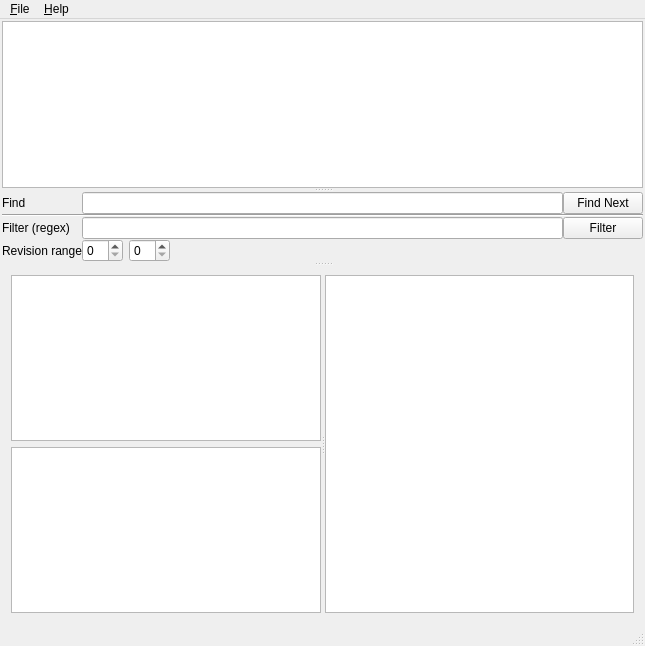
Qt form hgview/qt4/hgview.ui (TyberiusPrime/hgview) before a commit.
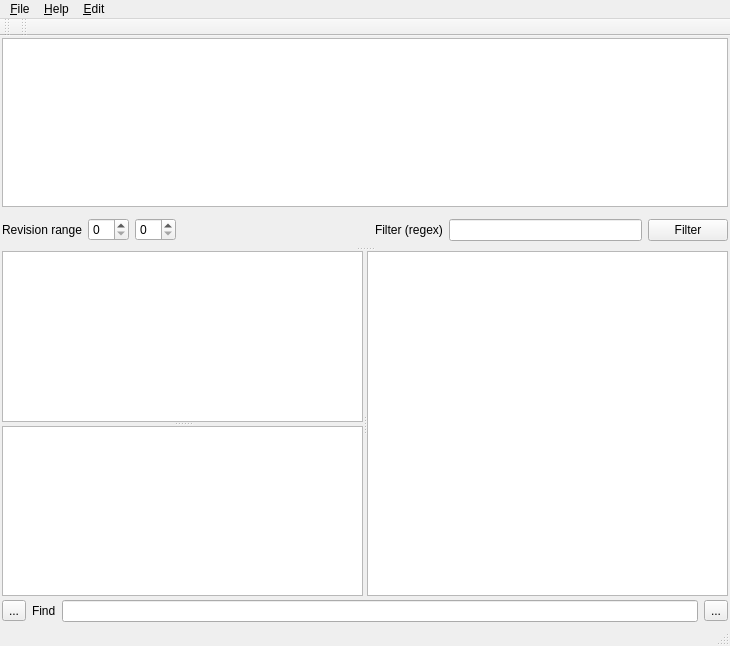
The same form after that commit.

Commit message: several improvements: - make hgview available as a hg command "hg qtview" - make use of hg configuration system for user alias definitions and some other minor configuration - modified the GUI so the "find" system work more or less like in Firefox (a bar at the bottom of the window which is hidden by default, and can be displayed using the "/" key)

```diff
--- a/hgview/qt4/hgview.ui
+++ b/hgview/qt4/hgview.ui
@@ -5,7 +5,7 @@
    <rect>
     <x>0</x>
     <y>0</y>
-    <width>645</width>
+    <width>730</width>
     <height>646</height>
    </rect>
   </property>
@@ -16,45 +16,32 @@
    <property name="geometry" >
     <rect>
      <x>0</x>
-     <y>30</y>
-     <width>645</width>
-     <height>593</height>
+     <y>45</y>
+     <width>730</width>
+     <height>578</height>
     </rect>
    </property>
-   <layout class="QVBoxLayout" >
+   <layout class="QVBoxLayout" name="verticalLayout_3" >
     <property name="spacing" >
-     <number>2</number>
+     <number>4</number>
     </property>
     <property name="margin" >
      <number>2</number>
     </property>
     <item>
-     <widget class="QSplitter" name="splitter" >
+     <widget class="QSplitter" name="splitter_3" >
       <property name="orientation" >
        <enum>Qt::Vertical</enum>
       </property>
-      <widget class="QTableView" name="tableView_revisions" >
-       <property name="frameShape" >
-        <enum>QFrame::StyledPanel</enum>
-       </property>
-      </widget>
-      <widget class="QFrame" name="frame_2" >
-       <property name="frameShape" >
-        <enum>QFrame::NoFrame</enum>
-       </property>
-       <property name="frameShadow" >
-        <enum>QFrame::Sunken</enum>
-       </property>
-       <property name="midLineWidth" >
-        <number>0</number>
-       </property>
-       <layout class="QVBoxLayout" >
-        <property name="spacing" >
-         <number>0</number>
-        </property>
-        <property name="margin" >
-         <number>0</number>
-        </property>
+      <widget class="QWidget" name="" >
+       <layout class="QVBoxLayout" name="verticalLayout_2" >
+        <item>
+         <widget class="QTableView" name="tableView_revisions" >
+          <property name="frameShape" >
+           <enum>QFrame::StyledPanel</enum>
+          </property>
+         </widget>
+        </item>
         <item>
          <widget class="QFrame" name="frame" >
           <property name="sizePolicy" >
@@ -72,90 +59,53 @@
           <property name="lineWidth" >
            <number>0</number>
           </property>
-          <layout class="QGridLayout" >
+          <layout class="QHBoxLayout" name="horizontalLayout_2" >
            <property name="margin" >
             <number>0</number>
            </property>
-           <property name="spacing" >
-            <number>0</number>
-           </property>
-           <item row="3" column="1" >
-            <layout class="QHBoxLayout" >
-             <property name="spacing" >
-              <number>6</number>
-             </property>
-             <property name="margin" >
-              <number>0</number>
-             </property>
-             <item>
-              <widget class="QSpinBox" name="spinbutton_rev_low" />
-             </item>
-             <item>
-              <widget class="QSpinBox" name="spinbutton_rev_high" />
-             </item>
-             <item>
-              <spacer>
-               <property name="orientation" >
-                <enum>Qt::Horizontal</enum>
-               </property>
-               <property name="sizeHint" stdset="0" >
-                <size>
-                 <width>40</width>
-                 <height>20</height>
-                </size>
-               </property>
-              </spacer>
-             </item>
-            </layout>
-           </item>
-           <item row="3" column="0" >
+           <item>
             <widget class="QLabel" name="label_3" >
              <property name="text" >
               <string>Revision range</string>
              </property>
             </widget>
            </item>
-           <item row="0" column="0" >
-            <widget class="QLabel" name="label" >
-             <property name="text" >
-              <string>Find</string>
+           <item>
+            <widget class="QSpinBox" name="spinbutton_rev_low" />
+           </item>
+           <item>
+            <widget class="QSpinBox" name="spinbutton_rev_high" />
+           </item>
+           <item>
+            <spacer>
+             <property name="orientation" >
+              <enum>Qt::Horizontal</enum>
              </property>
-            </widget>
+             <property name="sizeHint" stdset="0" >
+              <size>
+               <width>118</width>
+               <height>34</height>
+              </size>
+             </property>
+            </spacer>
            </item>
-           <item row="2" column="0" >
+           <item>
             <widget class="QLabel" name="label_2" >
              <property name="text" >
               <string>Filter (regex)</string>
              </property>
             </widget>
            </item>
-           <item row="2" column="2" >
+           <item>
+            <widget class="QLineEdit" name="entry_file_filter" />
+           </item>
+           <item>
             <widget class="QPushButton" name="button_filter" >
              <property name="text" >
               <string>Filter</string>
              </property>
             </widget>
            </item>
-           <item row="2" column="1" >
-            <widget class="QLineEdit" name="entry_file_filter" />
-           </item>
-           <item row="0" column="2" >
-            <widget class="QPushButton" name="button_find" >
-             <property name="text" >
-              <string>Find Next</string>
-             </property>
-            </widget>
-           </item>
-           <item row="1" column="0" colspan="3" >
-            <widget class="Line" name="line" >
-             <property name="orientation" >
-              <enum>Qt::Horizontal</enum>
-             </property>
-            </widget>
-           </item>
-           <item row="0" column="1" >
-            <widget class="QLineEdit" name="entry_find" />
-           </item>
           </layout>
          </widget>
         </item>
@@ -174,21 +124,21 @@
        <property name="frameShadow" >
         <enum>QFrame::Plain</enum>
        </property>
-       <layout class="QHBoxLayout" name="horizontalLayout" >
+       <layout class="QVBoxLayout" name="verticalLayout" >
+        <property name="margin" >
+         <number>0</number>
+        </property>
         <item>
          <widget class="QSplitter" name="splitter_2" >
           <property name="orientation" >
            <enum>Qt::Horizontal</enum>
           </property>
-          <widget class="QWidget" name="layoutWidget" >
-           <layout class="QVBoxLayout" name="verticalLayout" >
-            <item>
-             <widget class="QTextBrowser" name="textview_header" />
-            </item>
-            <item>
-             <widget class="QTextBrowser" name="textview_status" />
-            </item>
-           </layout>
+          <widget class="QSplitter" name="splitter" >
+           <property name="orientation" >
+            <enum>Qt::Vertical</enum>
+           </property>
+           <widget class="QTextBrowser" name="textview_header" />
+           <widget class="QTextBrowser" name="textview_status" />
           </widget>
           <widget class="QTableView" name="tableView_filelist" />
          </widget>
@@ -197,6 +147,45 @@
       </widget>
      </widget>
     </item>
+    <item>
+     <widget class="QFrame" name="find_frame" >
+      <property name="frameShape" >
+       <enum>QFrame::NoFrame</enum>
+      </property>
+      <property name="frameShadow" >
+       <enum>QFrame::Raised</enum>
+      </property>
+      <layout class="QHBoxLayout" name="horizontalLayout" >
+       <property name="margin" >
+        <number>0</number>
+       </property>
+       <item>
+        <widget class="QToolButton" name="find_toolButton" >
+         <property name="text" >
+          <string>...</string>
+         </property>
+        </widget>
+       </item>
+       <item>
+        <widget class="QLabel" name="label" >
+         <property name="text" >
+          <string>Find</string>
+         </property>
+        </widget>
+       </item>
+       <item>
+        <widget class="QLineEdit" name="entry_find" />
+       </item>
+       <item>
+        <widget class="QToolButton" name="button_find" >
+         <property name="text" >
+          <string>...</string>
+         </property>
+        </widget>
+       </item>
+      </layout>
+     </widget>
+    </item>
    </layout>
   </widget>
   <widget class="QMenuBar" name="menubar" >
@@ -204,7 +193,7 @@
     <rect>
      <x>0</x>
      <y>0</y>
-     <width>645</width>
+     <width>730</width>
      <height>30</height>
     </rect>
    </property>
@@ -223,19 +212,64 @@
     </property>
     <addaction name="actionAbout" />
    </widget>
+   <widget class="QMenu" name="menu_Edit" >
+    <property name="title" >
+     <string>&amp;Edit</string>
+    </property>
+    <addaction name="action_Find" />
+   </widget>
    <addaction name="menuFile" />
    <addaction name="menuHelp" />
+   <addaction name="menu_Edit" />
   </widget>
   <widget class="QStatusBar" name="statusbar" >
    <property name="geometry" >
     <rect>
      <x>0</x>
      <y>623</y>
-     <width>645</width>
+     <width>730</width>
      <height>23</height>
     </rect>
    </property>
   </widget>
+  <widget class="QToolBar" name="toolBar" >
+   <property name="geometry" >
+    <rect>
+     <x>0</x>
+     <y>30</y>
+     <width>15</width>
+     <height>15</height>
+    </rect>
+   </property>
+   <property name="windowTitle" >
+    <string>toolBar</string>
+   </property>
+   <attribute name="toolBarArea" >
+    <enum>TopToolBarArea</enum>
+   </attribute>
+   <attribute name="toolBarBreak" >
+    <bool>false</bool>
+   </attribute>
+  </widget>
+  <widget class="QToolBar" name="toolBar_2" >
+   <property name="geometry" >
+    <rect>
+     <x>15</x>
+     <y>30</y>
+     <width>715</width>
+     <height>15</height>
+    </rect>
+   </property>
+   <property name="windowTitle" >
+    <string>toolBar_2</string>
+   </property>
+   <attribute name="toolBarArea" >
+    <enum>TopToolBarArea</enum>
+   </attribute>
+   <attribute name="toolBarBreak" >
+    <bool>false</bool>
+   </attribute>
+  </widget>
   <action name="action" >
    <property name="text" >
     <string>'</string>
```
Left out of the diff: 29 changed lines with no effect on the pictures. The commit also changes 6 other files.
